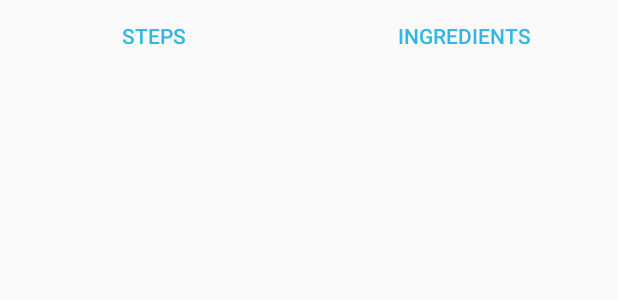
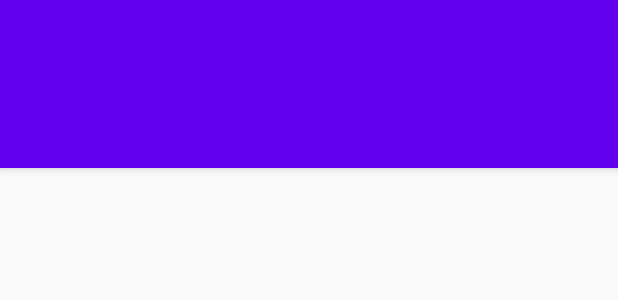
Before and after one commit to supryn/BakingApp, an Android app: the layout detail_activity.xml on its own in the app's theme, with its tools: preview values and no code run, on a phone screen of 412 x 824 dp. Shown: the top 300 px of the screen. Run offline under Robolectric (Android 15) with nearby library versions, the phone set to English and light mode, and no system bars; network calls fail.

Commit message:
Added TabLayout navigation to Detail Activity

```diff
--- a/app/src/main/java/com/udacity/android/bakingapp/ui/detail/StepDetailActivity.java
+++ b/app/src/main/java/com/udacity/android/bakingapp/ui/detail/StepDetailActivity.java
@@ -22,7 +22,9 @@ public class StepDetailActivity extends AppCompatActivity implements BaseStepNav
     protected void onCreate(Bundle savedInstanceState) {
         super.onCreate(savedInstanceState);
         setContentView(R.layout.step_detail_activity);
-        getSupportActionBar().setDisplayHomeAsUpEnabled(true);
+//        setSupportActionBar(findViewById(R.id.toolbar));
+//        getSupportActionBar().setDisplayHomeAsUpEnabled(true);
+
         // register previous/next nav buttons only if in portrait mode
         if (!isLandscape()) {
             setCurrentStep(getIntentExtra(STEP_ID_KEY, -1));
--- a/app/src/main/res/layout/detail_activity.xml
+++ b/app/src/main/res/layout/detail_activity.xml
@@ -1,53 +1,93 @@
 <?xml version="1.0" encoding="utf-8"?>
-<androidx.constraintlayout.widget.ConstraintLayout xmlns:android="http://schemas.android.com/apk/res/android"
+<androidx.coordinatorlayout.widget.CoordinatorLayout
+    xmlns:android="http://schemas.android.com/apk/res/android"
     xmlns:app="http://schemas.android.com/apk/res-auto"
-    xmlns:tools="http://schemas.android.com/tools"
+    android:id="@+id/main_content"
     android:layout_width="match_parent"
-    android:layout_height="match_parent"
-    tools:context=".ui.detail.DetailActivity">
+    android:layout_height="match_parent">
 
-    <Button
-        android:id="@+id/steps_button"
-        android:layout_width="0dp"
+    <com.google.android.material.appbar.AppBarLayout
+        android:id="@+id/appBar"
+        android:layout_width="match_parent"
         android:layout_height="wrap_content"
-        android:text="@string/ui_steps_button_label"
-        android:backgroundTint="@android:color/white"
-        style="?android:attr/borderlessButtonStyle"
-        android:textColor="@android:color/holo_blue_light"
-        app:layout_constraintRight_toLeftOf="@id/view_divider"
-        app:layout_constraintLeft_toLeftOf="parent"
-        app:layout_constraintTop_toTopOf="parent" />
+        android:theme="@style/ThemeOverlay.AppCompat.Dark.ActionBar">
+<!--            <ImageView-->
+<!--                android:layout_width="match_parent"-->
+<!--                android:layout_height="256dp"-->
+<!--                android:scaleType="centerCrop"-->
+<!--                app:layout_collapseMode="parallax"-->
+<!--                android:src="@drawable/background"/>-->
+            <androidx.appcompat.widget.Toolbar
+                android:id="@+id/toolbar"
+                android:layout_width="match_parent"
+                android:layout_height="?attr/actionBarSize"
+                app:popupTheme="@style/ThemeOverlay.AppCompat.Light"
+                app:layout_collapseMode="pin"/>
+        <com.google.android.material.tabs.TabLayout
+            android:id="@+id/tabLayout"
+            android:layout_width="match_parent"
+            android:layout_height="?attr/actionBarSize"
+            android:layout_gravity="bottom"
+            app:tabMode="fixed"
+            app:tabGravity="fill"
+            android:background="?attr/colorPrimary" />
+    </com.google.android.material.appbar.AppBarLayout>
+    <androidx.viewpager.widget.ViewPager
+        android:id="@+id/tab_viewpager"
+        android:layout_width="match_parent"
+        android:layout_height="match_parent"
+        app:layout_behavior="@string/appbar_scrolling_view_behavior" />
+</androidx.coordinatorlayout.widget.CoordinatorLayout>
 
-    <View
-        android:id="@+id/view_divider"
-        android:layout_width="1dp"
-        android:layout_height="0dp"
-        app:layout_constraintTop_toTopOf="parent"
-        app:layout_constraintLeft_toLeftOf="parent"
-        app:layout_constraintRight_toRightOf="parent"
-        app:layout_constraintBottom_toTopOf="@id/steps_button"/>
+    <!--<androidx.constraintlayout.widget.ConstraintLayout xmlns:android="http://schemas.android.com/apk/res/android"-->
+    <!--    xmlns:app="http://schemas.android.com/apk/res-auto"-->
+    <!--    xmlns:tools="http://schemas.android.com/tools"-->
+    <!--    android:layout_width="match_parent"-->
+    <!--    android:layout_height="match_parent"-->
+    <!--    tools:context=".ui.detail.DetailActivity">-->
 
-    <Button
-        android:id="@+id/ingredients_button"
-        android:layout_width="0dp"
-        android:layout_height="wrap_content"
-        android:text="@string/ui_ingredients_button_label"
-        android:backgroundTint="@android:color/white"
-        android:textColor="@android:color/holo_blue_light"
-        style="?android:attr/borderlessButtonStyle"
-        app:layout_constraintLeft_toRightOf="@id/view_divider"
-        app:layout_constraintRight_toRightOf="parent"
-        app:layout_constraintTop_toTopOf="parent" />
+    <!--    <Button-->
+    <!--        android:id="@+id/steps_button"-->
+    <!--        android:layout_width="0dp"-->
+    <!--        android:layout_height="wrap_content"-->
+    <!--        android:text="@string/ui_steps_button_label"-->
+    <!--        android:backgroundTint="@android:color/white"-->
+    <!--        style="?android:attr/borderlessButtonStyle"-->
+    <!--        android:textColor="@android:color/holo_blue_light"-->
+    <!--        app:layout_constraintRight_toLeftOf="@id/view_divider"-->
+    <!--        app:layout_constraintLeft_toLeftOf="parent"-->
+    <!--        app:layout_constraintTop_toTopOf="parent" />-->
 
-    <FrameLayout
-        android:id="@+id/fragment_container"
-        android:layout_width="match_parent"
-        android:layout_height="0dp"
-        android:layout_marginTop="@dimen/margin_large"
-        android:layout_marginLeft="@dimen/margin_small"
-        android:layout_marginRight="@dimen/margin_small"
-        app:layout_constraintLeft_toLeftOf="parent"
-        app:layout_constraintRight_toRightOf="parent"
-        app:layout_constraintTop_toBottomOf="@id/steps_button"
-        app:layout_constraintBottom_toBottomOf="parent"/>
-</androidx.constraintlayout.widget.ConstraintLayout>
+    <!--    <View-->
+    <!--        android:id="@+id/view_divider"-->
+    <!--        android:layout_width="1dp"-->
+    <!--        android:layout_height="0dp"-->
+    <!--        app:layout_constraintTop_toTopOf="parent"-->
+    <!--        app:layout_constraintLeft_toLeftOf="parent"-->
+    <!--        app:layout_constraintRight_toRightOf="parent"-->
+    <!--        app:layout_constraintBottom_toTopOf="@id/steps_button"/>-->
+
+    <!--    <Button-->
+    <!--        android:id="@+id/ingredients_button"-->
+    <!--        android:layout_width="0dp"-->
+    <!--        android:layout_height="wrap_content"-->
+    <!--        android:text="@string/ui_ingredients_button_label"-->
+    <!--        android:backgroundTint="@android:color/white"-->
+    <!--        android:textColor="@android:color/holo_blue_light"-->
+    <!--        style="?android:attr/borderlessButtonStyle"-->
+    <!--        app:layout_constraintLeft_toRightOf="@id/view_divider"-->
+    <!--        app:layout_constraintRight_toRightOf="parent"-->
+    <!--        app:layout_constraintTop_toTopOf="parent" />-->
+
+    <!--    <FrameLayout-->
+    <!--        android:id="@+id/fragment_container"-->
+    <!--        android:layout_width="match_parent"-->
+    <!--        android:layout_height="0dp"-->
+    <!--        android:layout_marginTop="@dimen/margin_large"-->
+    <!--        android:layout_marginLeft="@dimen/margin_small"-->
+    <!--        android:layout_marginRight="@dimen/margin_small"-->
+    <!--        app:layout_constraintLeft_toLeftOf="parent"-->
+    <!--        app:layout_constraintRight_toRightOf="parent"-->
+    <!--        app:layout_constraintTop_toBottomOf="@id/steps_button"-->
+    <!--        app:layout_constraintBottom_toBottomOf="parent"/>-->
+    <!--</androidx.constraintlayout.widget.ConstraintLayout>-->
```
Also changed, not shown: app/src/main/java/com/udacity/android/bakingapp/ui/adapter/BaseViewPager.java (added, +11 -0 lines), app/src/main/java/com/udacity/android/bakingapp/ui/adapter/DetailViewPager.java (added, +31 -0 lines), app/src/main/java/com/udacity/android/bakingapp/ui/adapter/ViewPagerAdapter.java (added, +37 -0 lines), app/src/main/java/com/udacity/android/bakingapp/ui/detail/DetailActivity.java (+69 -62 lines), app/src/main/res/layout/step_detail_activity.xml (+46 -1 lines).
